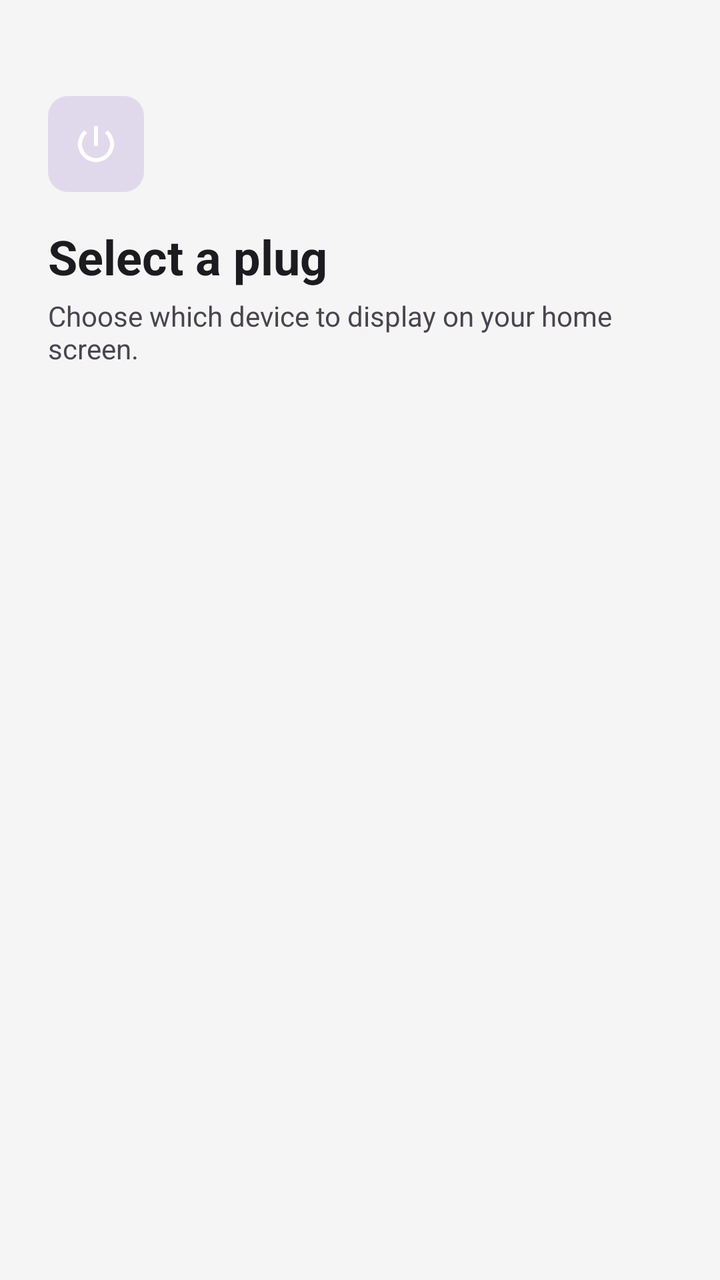
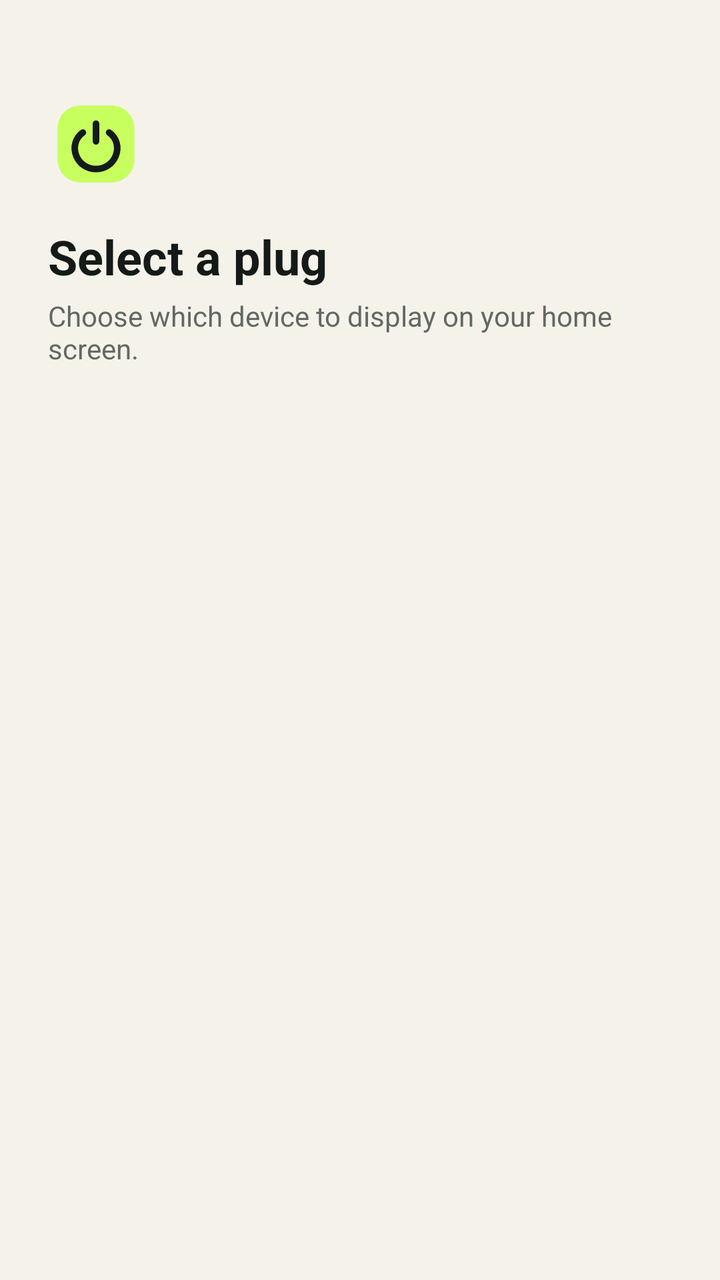

Compare the two renders of this Android layout. The source of the first and the diff that turns it into the second are given below.
<!-- AndroidManifest.xml: activity theme android:Theme.Light.NoTitleBar -->
<!-- res/layout/tapo_widget_config.xml -->
<?xml version="1.0" encoding="utf-8"?>
<LinearLayout xmlns:android="http://schemas.android.com/apk/res/android"
    android:layout_width="match_parent"
    android:layout_height="match_parent"
    android:orientation="vertical"
    android:background="@color/config_background">

    
    <LinearLayout
        android:layout_width="match_parent"
        android:layout_height="wrap_content"
        android:orientation="vertical"
        android:paddingStart="24dp"
        android:paddingEnd="24dp"
        android:paddingTop="48dp"
        android:paddingBottom="24dp">

        <ImageView
            android:layout_width="48dp"
            android:layout_height="48dp"
            android:layout_marginBottom="16dp"
            android:src="@drawable/ic_plug"
            android:background="@drawable/widget_icon_bg_on"
            android:padding="12dp"
            android:importantForAccessibility="no" />

        <TextView
            android:layout_width="match_parent"
            android:layout_height="wrap_content"
            android:text="@string/config_title"
            android:textSize="24sp"
            android:textStyle="bold"
            android:textColor="@color/config_text_primary" />

        <TextView
            android:layout_width="match_parent"
            android:layout_height="wrap_content"
            android:text="@string/config_subtitle"
            android:textSize="14sp"
            android:textColor="@color/config_text_secondary"
            android:paddingTop="4dp" />
    </LinearLayout>

    
    <ListView
        android:id="@+id/config_device_list"
        android:layout_width="match_parent"
        android:layout_height="0dp"
        android:layout_weight="1"
        android:paddingStart="16dp"
        android:paddingEnd="16dp"
        android:clipToPadding="false"
        android:divider="@null"
        android:dividerHeight="0dp"
        android:listSelector="@android:color/transparent"
        android:scrollbarStyle="outsideOverlay" />

    
    <LinearLayout
        android:id="@+id/config_empty_container"
        android:layout_width="match_parent"
        android:layout_height="0dp"
        android:layout_weight="1"
        android:orientation="vertical"
        android:gravity="center"
        android:visibility="gone"
        android:padding="32dp">

        <ImageView
            android:layout_width="64dp"
            android:layout_height="64dp"
            android:src="@drawable/ic_plug"
            android:alpha="0.3"
            android:layout_marginBottom="16dp"
            android:importantForAccessibility="no" />

        <TextView
            android:layout_width="match_parent"
            android:layout_height="wrap_content"
            android:text="@string/config_no_devices"
            android:textSize="15sp"
            android:textColor="@color/config_text_secondary"
            android:gravity="center"
            android:lineSpacingExtra="4dp" />
    </LinearLayout>

</LinearLayout>
<!-- resources referenced by this layout -->
<resources>
  <color name="config_background">#FFF5F5F5</color>
  <color name="config_text_primary">#FF1C1B1F</color>
  <color name="config_text_secondary">#FF49454F</color>
  <!-- drawable ic_plug (drawable) -->
  <?xml version="1.0" encoding="utf-8"?>
  <vector xmlns:android="http://schemas.android.com/apk/res/android"
      android:width="24dp"
      android:height="24dp"
      android:viewportWidth="24"
      android:viewportHeight="24"
      android:tint="#FFFFFF">
      <path
          android:fillColor="#FFFFFF"
          android:pathData="M13,3h-2v10h2V3zM17.83,5.17l-1.42,1.42C17.99,7.86 19,9.81 19,12c0,3.87 -3.13,7 -7,7s-7,-3.13 -7,-7c0,-2.19 1.01,-4.14 2.58,-5.42L6.17,5.17C4.23,6.82 3,9.26 3,12c0,4.97 4.03,9 9,9s9,-4.03 9,-9c0,-2.74 -1.23,-5.18 -3.17,-6.83z" />
  </vector>
  <!-- drawable widget_icon_bg_on (drawable) -->
  <?xml version="1.0" encoding="utf-8"?>
  <shape xmlns:android="http://schemas.android.com/apk/res/android"
      android:shape="rectangle">
      <solid android:color="@color/widget_on_icon_bg" />
      <corners android:radius="10dp" />
  </shape>
  <string name="config_no_devices">No devices found.\nOpen the app first to load your devices.</string>
  <string name="config_subtitle">Choose which device to display on your home screen.</string>
  <string name="config_title">Select a plug</string>
  <color name="widget_on_icon_bg">#26673AB7</color>
</resources>

<!-- the commit's change to res/layout/tapo_widget_config.xml (unified diff, before → after) -->
@@ -19,9 +19,7 @@
             android:layout_width="48dp"
             android:layout_height="48dp"
             android:layout_marginBottom="16dp"
-            android:src="@drawable/ic_plug"
-            android:background="@drawable/widget_icon_bg_on"
-            android:padding="12dp"
+            android:src="@drawable/launch_logo"
             android:importantForAccessibility="no" />
 
         <TextView
<!-- resource entries referenced after the edit -->
@@ -1,8 +1,8 @@
 <!-- resources referenced by this layout -->
 <resources>
-  <color name="config_background">#FFF5F5F5</color>
-  <color name="config_text_primary">#FF1C1B1F</color>
-  <color name="config_text_secondary">#FF49454F</color>
+  <color name="config_background">#FFF5F2E9</color>
+  <color name="config_text_primary">#FF141A18</color>
+  <color name="config_text_secondary">#FF626965</color>
   <!-- drawable ic_plug (drawable) -->
   <?xml version="1.0" encoding="utf-8"?>
   <vector xmlns:android="http://schemas.android.com/apk/res/android"
@@ -15,16 +15,32 @@
           android:fillColor="#FFFFFF"
           android:pathData="M13,3h-2v10h2V3zM17.83,5.17l-1.42,1.42C17.99,7.86 19,9.81 19,12c0,3.87 -3.13,7 -7,7s-7,-3.13 -7,-7c0,-2.19 1.01,-4.14 2.58,-5.42L6.17,5.17C4.23,6.82 3,9.26 3,12c0,4.97 4.03,9 9,9s9,-4.03 9,-9c0,-2.74 -1.23,-5.18 -3.17,-6.83z" />
   </vector>
-  <!-- drawable widget_icon_bg_on (drawable) -->
+  <!-- drawable launch_logo (drawable) -->
   <?xml version="1.0" encoding="utf-8"?>
-  <shape xmlns:android="http://schemas.android.com/apk/res/android"
-      android:shape="rectangle">
-      <solid android:color="@color/widget_on_icon_bg" />
-      <corners android:radius="10dp" />
-  </shape>
+  <vector xmlns:android="http://schemas.android.com/apk/res/android"
+      android:width="96dp"
+      android:height="96dp"
+      android:viewportWidth="1024"
+      android:viewportHeight="1024">
+      <path
+          android:fillColor="#FFC7FF5E"
+          android:pathData="M346,102H678C813,102 922,211 922,346V678C922,813 813,922 678,922H346C211,922 102,813 102,678V346C102,211 211,102 346,102Z" />
+      <path
+          android:fillColor="#00000000"
+          android:pathData="M512,295V484"
+          android:strokeColor="#FF141A18"
+          android:strokeLineCap="round"
+          android:strokeWidth="70" />
+      <path
+          android:fillColor="#00000000"
+          android:pathData="M372,390C293,445 264,545 302,639C337,725 418,779 512,779C606,779 687,725 722,639C760,545 731,445 652,390"
+          android:strokeColor="#FF141A18"
+          android:strokeLineCap="round"
+          android:strokeLineJoin="round"
+          android:strokeWidth="70" />
+  </vector>
   <string name="config_no_devices">No devices found.\nOpen the app first to load your devices.</string>
   <string name="config_subtitle">Choose which device to display on your home screen.</string>
   <string name="config_title">Select a plug</string>
-  <color name="widget_on_icon_bg">#26673AB7</color>
 </resources>
 
